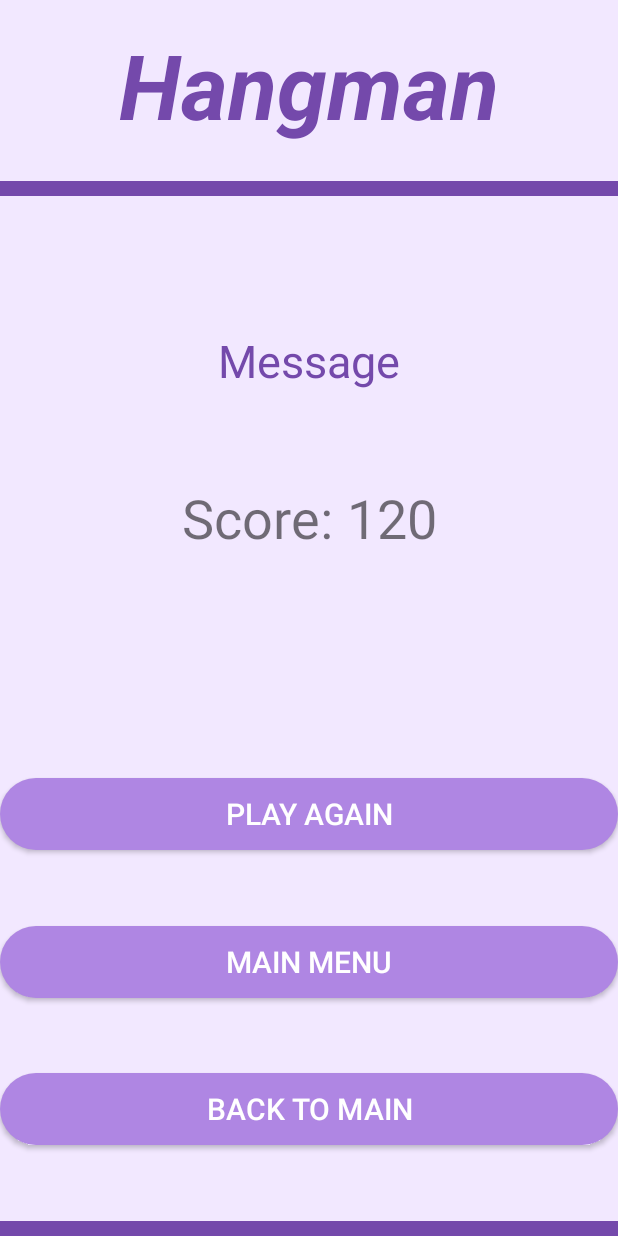
After one commit to chouche9/ClassicMiniGames, an Android app: the layout activity_hangman_play_again.xml on its own in the app's theme, with its tools: preview values and no code run, on a phone screen of 412 x 824 dp. The commit adds this screen. Run offline under Robolectric (Android 15) with nearby library versions, the phone set to English and light mode, and no system bars.

Commit message:
Do the UI for playagain

```diff
--- a/phase1/app/src/main/AndroidManifest.xml
+++ b/phase1/app/src/main/AndroidManifest.xml
@@ -9,7 +9,8 @@
         android:roundIcon="@mipmap/ic_launcher_round"
         android:supportsRtl="true"
         android:theme="@style/AppTheme">
-        <activity android:name=".Hangman.HangmanGame"></activity>
+        <activity android:name=".Hangman.HangmanPlayAgain"></activity>
+        <activity android:name=".Hangman.HangmanGame" />
         <activity android:name=".Hangman.HangmanMain" />
         <activity android:name=".GuessNum.GuessSetting" />
         <activity android:name=".GuessNum.GuessMain" />
--- /dev/null
+++ b/phase1/app/src/main/java/com/example/myapplication/Hangman/HangmanPlayAgain.java
@@ -0,0 +1,14 @@
+package com.example.myapplication.Hangman;
+
+import androidx.appcompat.app.AppCompatActivity;
+
+import android.os.Bundle;
+
+public class HangmanPlayAgain extends AppCompatActivity {
+
+    @Override
+    protected void onCreate(Bundle savedInstanceState) {
+        super.onCreate(savedInstanceState);
+        setContentView(R.layout.activity_hangman_play_again);
+    }
+}
--- /dev/null
+++ b/phase1/app/src/main/res/layout/activity_hangman_play_again.xml
@@ -0,0 +1,124 @@
+<?xml version="1.0" encoding="utf-8"?>
+<androidx.constraintlayout.widget.ConstraintLayout xmlns:android="http://schemas.android.com/apk/res/android"
+    xmlns:app="http://schemas.android.com/apk/res-auto"
+    xmlns:tools="http://schemas.android.com/tools"
+    android:layout_width="match_parent"
+    android:layout_height="match_parent"
+    tools:context=".Hangman.HangmanPlayAgain"
+    android:background="@color/colorHangmanMainBackground">
+
+    <TextView
+        android:id="@+id/txtHangman"
+        android:layout_width="wrap_content"
+        android:layout_height="wrap_content"
+        android:layout_marginTop="16dp"
+        android:text="@string/hangman_app_name"
+        android:textColor="@color/colorHangmanAccent"
+        android:textSize="60sp"
+        android:textStyle="bold|italic"
+        app:layout_constraintEnd_toEndOf="parent"
+        app:layout_constraintStart_toStartOf="parent"
+        app:layout_constraintTop_toTopOf="parent" />
+
+    <View
+        android:id="@+id/topDivider"
+        android:layout_width="match_parent"
+        android:layout_height="10dp"
+        android:layout_marginTop="24dp"
+        android:background="@color/colorHangmanAccent"
+        app:layout_constraintTop_toBottomOf="@+id/txtHangman"
+        tools:layout_editor_absoluteX="0dp" />
+
+    <View
+        android:id="@+id/bottomDivider"
+        android:layout_width="match_parent"
+        android:layout_height="10dp"
+        android:background="@color/colorHangmanAccent"
+        app:layout_constraintBottom_toBottomOf="parent"
+        app:layout_constraintEnd_toEndOf="parent"
+        app:layout_constraintStart_toStartOf="parent" />
+
+    <Button
+        android:id="@+id/btnPlayAgain"
+        android:layout_width="match_parent"
+        android:layout_height="wrap_content"
+        android:background="@drawable/hangman_round_background"
+        android:text="@string/play_again"
+        android:textColor="@color/white"
+        android:textSize="20sp"
+        app:layout_constraintBottom_toTopOf="@+id/bottomDivider"
+        app:layout_constraintEnd_toEndOf="parent"
+        app:layout_constraintHorizontal_bias="0.0"
+        app:layout_constraintStart_toStartOf="parent"
+        app:layout_constraintTop_toBottomOf="@+id/txtHangman"
+        app:layout_constraintVertical_bias="0.63" />
+
+    <Button
+        android:id="@+id/btnMainMenu"
+        android:layout_width="match_parent"
+        android:layout_height="wrap_content"
+        android:background="@drawable/hangman_round_background"
+        android:text="@string/main_menu"
+        android:textColor="@color/white"
+        android:textSize="20sp"
+        app:layout_constraintBottom_toTopOf="@+id/btnBackToHome"
+        app:layout_constraintEnd_toEndOf="parent"
+        app:layout_constraintHorizontal_bias="1.0"
+        app:layout_constraintStart_toStartOf="parent"
+        app:layout_constraintTop_toBottomOf="@+id/btnPlayAgain" />
+
+    <Button
+        android:id="@+id/btnBackToHome"
+        android:layout_width="match_parent"
+        android:layout_height="wrap_content"
+        android:background="@drawable/hangman_round_background"
+        android:text="@string/back_to_main"
+        android:textColor="@color/white"
+        android:textSize="20sp"
+        app:layout_constraintBottom_toTopOf="@+id/bottomDivider"
+        app:layout_constraintEnd_toEndOf="parent"
+        app:layout_constraintHorizontal_bias="0.0"
+        app:layout_constraintStart_toStartOf="parent"
+        app:layout_constraintTop_toBottomOf="@+id/btnPlayAgain"
+        app:layout_constraintVertical_bias="0.746" />
+
+    <TextView
+        android:id="@+id/txtScoreText"
+        android:layout_width="wrap_content"
+        android:layout_height="wrap_content"
+        android:text="@string/score"
+        android:textSize="36sp"
+        app:layout_constraintBottom_toTopOf="@+id/btnPlayAgain"
+        app:layout_constraintEnd_toEndOf="parent"
+        app:layout_constraintHorizontal_bias="0.39"
+        app:layout_constraintStart_toStartOf="parent"
+        app:layout_constraintTop_toBottomOf="@+id/topDivider"
+        app:layout_constraintVertical_bias="0.56" />
+
+    <TextView
+        android:id="@+id/txtScore"
+        android:layout_width="wrap_content"
+        android:layout_height="wrap_content"
+        android:text="@string/_120"
+        android:textSize="36sp"
+        app:layout_constraintBottom_toTopOf="@+id/btnPlayAgain"
+        app:layout_constraintEnd_toEndOf="parent"
+        app:layout_constraintHorizontal_bias="0.073"
+        app:layout_constraintStart_toEndOf="@+id/txtScoreText"
+        app:layout_constraintTop_toBottomOf="@+id/topDivider"
+        app:layout_constraintVertical_bias="0.56" />
+
+    <TextView
+        android:id="@+id/txtMessage"
+        android:layout_width="wrap_content"
+        android:layout_height="wrap_content"
+        android:text="Message"
+        android:textColor="@color/colorHangmanAccent"
+        android:textSize="30sp"
+        app:layout_constraintBottom_toTopOf="@+id/txtScoreText"
+        app:layout_constraintEnd_toEndOf="parent"
+        app:layout_constraintStart_toStartOf="parent"
+        app:layout_constraintTop_toBottomOf="@+id/topDivider"
+        app:layout_constraintVertical_bias="0.6" />
+
+</androidx.constraintlayout.widget.ConstraintLayout>
--- a/phase1/app/src/main/res/values/colors.xml
+++ b/phase1/app/src/main/res/values/colors.xml
@@ -7,13 +7,14 @@
     <color name="red"> #D81B60</color>
     <color name="green">#00574B </color>
     <color name="background">#13EBEB</color>
+    <color name="pink">#F5DBF8</color>
 
     <color name="colorHangmanAccent">#7449ab</color>
     <color name="colorHangmanMainBackground">#f2e8ff</color>
     <color name="white">#FFFFFF</color>
     <color name="textBackground">#af86e3</color>
     <color name="blue">#1a53ad</color>
-    <color name="pink">#dc91e3</color>
+
 
 
 </resources>
```
